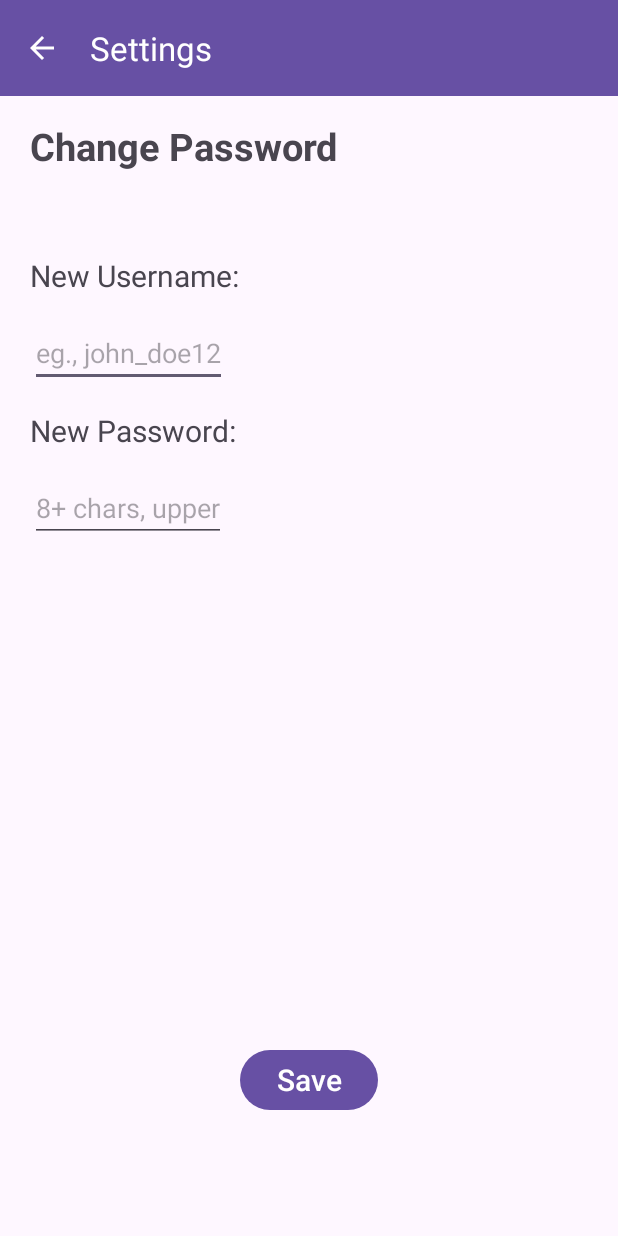
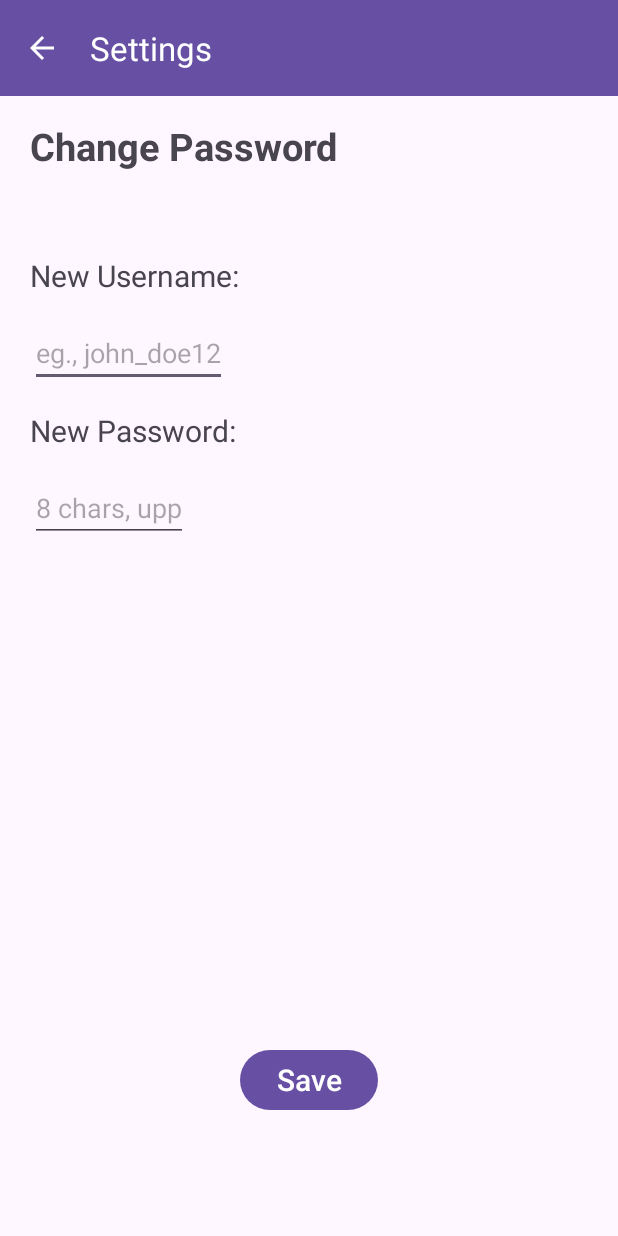
Before and after one commit to mbedair/MiniCapstone, an Android app: the SettingsActivity screen opened directly, with no data from a screen before it, on a phone screen of 412 x 824 dp. Run offline under Robolectric (Android 15) with nearby library versions, the light colour scheme and no system bars.

Commit message:
final testing commit

```diff
--- a/app/src/main/res/layout/activity_settings.xml
+++ b/app/src/main/res/layout/activity_settings.xml
@@ -61,8 +61,11 @@ xmlns:app="http://schemas.android.com/apk/res-auto">
             android:id="@+id/settings_edittext_2"
             android:layout_width="wrap_content"
             android:layout_height="wrap_content"
-            android:hint="8+ chars, upper"
+            android:layout_marginBottom="35dp"
+            android:hint="8 chars, upp"
             android:inputType="text" />
+
+
 
 
     </LinearLayout>
```
